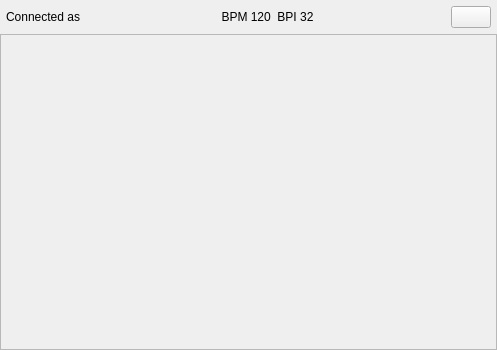
This is src/Common/gui/NinjamRoomWindow.ui in elieserdejesus/JamTaba as Qt 5 draws it before an edit. The edited form follows.
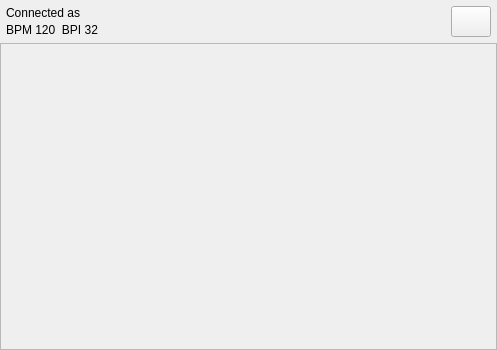
This is the edited form.

Commit message: Using 'double line' layout to show user name and bpi/bpm values

What changed in the file:
```diff
--- a/src/Common/gui/NinjamRoomWindow.ui
+++ b/src/Common/gui/NinjamRoomWindow.ui
@@ -56,13 +56,12 @@
       <number>6</number>
      </property>
      <item>
+      <layout class="QVBoxLayout" name="labelsLayout">
+       <property name="spacing">
+        <number>3</number>
+       </property>
+       <item>
       <widget class="QLabel" name="labelUserName">
-       <property name="sizePolicy">
-        <sizepolicy hsizetype="Preferred" vsizetype="Preferred">
-         <horstretch>0</horstretch>
-         <verstretch>0</verstretch>
-        </sizepolicy>
-       </property>
        <property name="text">
         <string>Connected as &lt;user_name&gt;</string>
        </property>
@@ -70,24 +69,17 @@
      </item>
      <item>
       <widget class="QLabel" name="labelBpmBpi">
-       <property name="sizePolicy">
-        <sizepolicy hsizetype="Preferred" vsizetype="Preferred">
-         <horstretch>1</horstretch>
-         <verstretch>0</verstretch>
-        </sizepolicy>
-       </property>
        <property name="text">
         <string notr="true">BPM 120  BPI 32</string>
        </property>
-       <property name="alignment">
-        <set>Qt::AlignCenter</set>
-       </property>
-      </widget>
+        </widget>
+       </item>
+      </layout>
      </item>
      <item>
       <widget class="QPushButton" name="licenceButton">
        <property name="sizePolicy">
-        <sizepolicy hsizetype="Preferred" vsizetype="Preferred">
+        <sizepolicy hsizetype="Maximum" vsizetype="Preferred">
          <horstretch>0</horstretch>
          <verstretch>0</verstretch>
         </sizepolicy>
@@ -128,7 +120,7 @@
         <x>0</x>
         <y>0</y>
         <width>495</width>
-        <height>313</height>
+        <height>305</height>
        </rect>
       </property>
       <layout class="QHBoxLayout" name="horizontalLayout">
```
Lines whose indentation alone changed are shown as unchanged. The commit also changes 1 other file.
